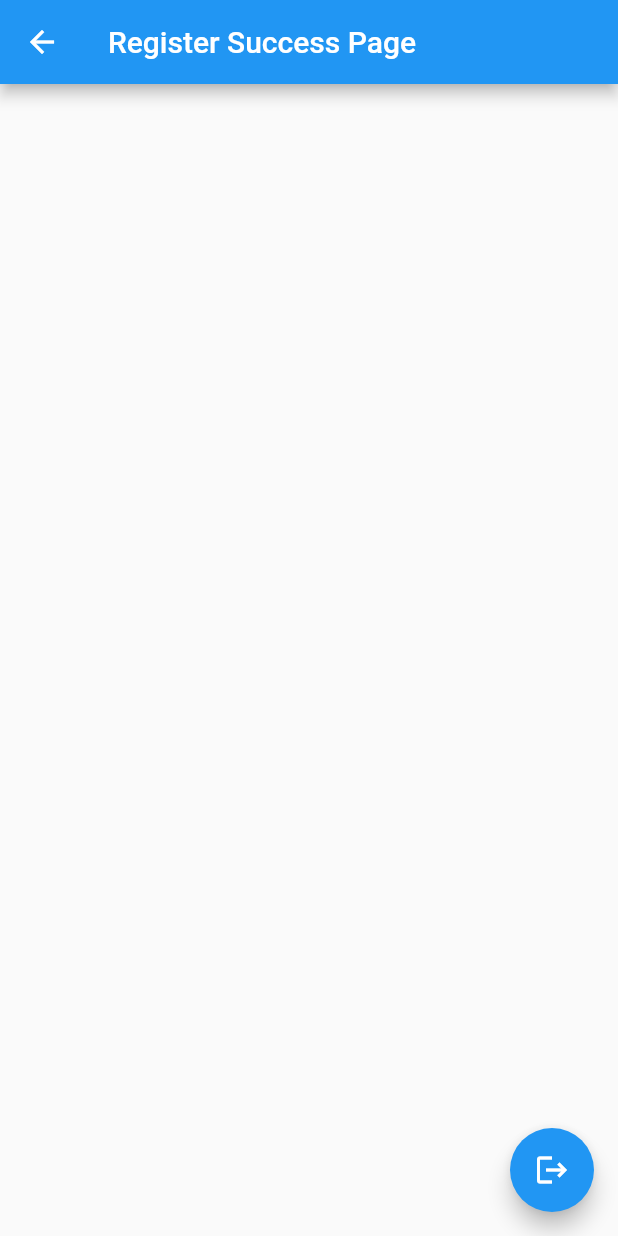
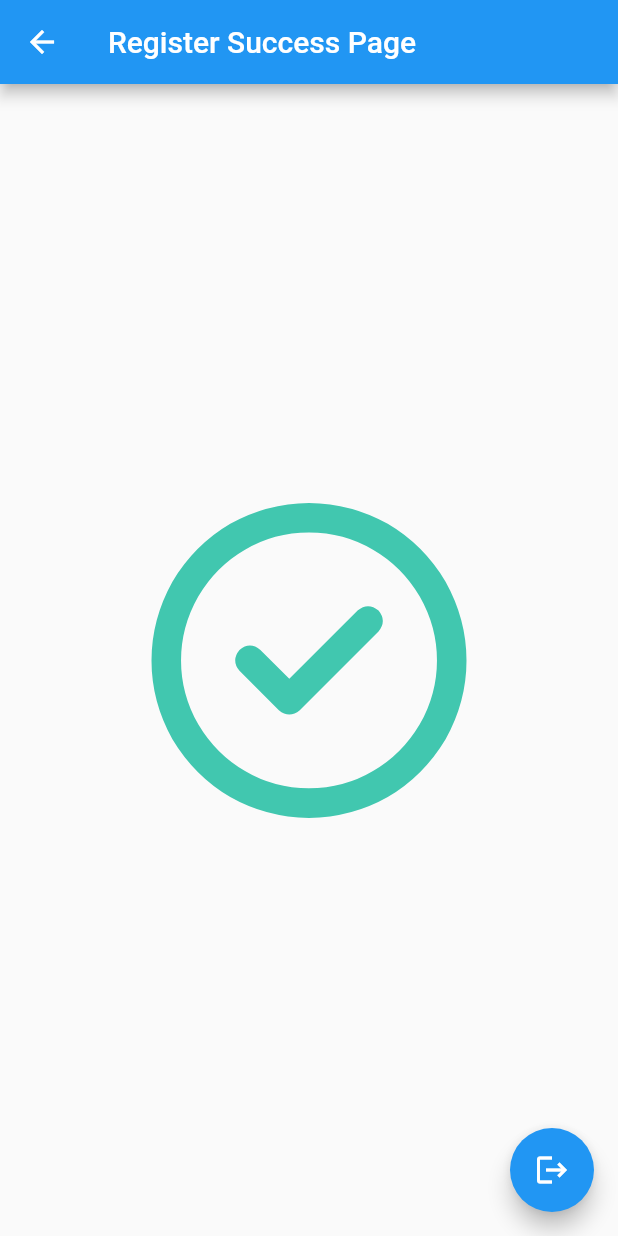
Before and after one commit to AINutritionProject/KinDeeUDee, a Flutter app: the RegisterSuccesPage screen opened directly, on a phone screen of 412 x 824 dp. Run offline on Flutter 3.47's test engine with Material 2 defaults, Android fonts, the phone set to English and light mode, and no system bars; our stand-ins replace camera, cloud_firestore, dotted_border, firebase_auth, firebase_core, font_awesome_flutter and 2 more; accounts and stored records are empty.

Commit message:
full page register

```diff
--- a/lib/pages/register_success.dart
+++ b/lib/pages/register_success.dart
@@ -1,5 +1,6 @@
 import 'package:flutter/material.dart';
 import 'package:appfood2/auth.dart';
+import 'package:font_awesome_flutter/font_awesome_flutter.dart';
 
 class RegisterSuccesPage extends StatelessWidget {
   const RegisterSuccesPage({super.key});
@@ -8,6 +9,14 @@ class RegisterSuccesPage extends StatelessWidget {
   Widget build(BuildContext context) {
     return Scaffold(
       appBar: AppBar(title: const Text("Register Success Page")),
+      body: Align(
+          alignment: Alignment.center,
+          child: FaIcon(
+            FontAwesomeIcons.circleCheck,
+
+            color: Color.fromRGBO(65, 199, 175, 1),
+            size: 210,
+          )),
       floatingActionButton: FloatingActionButton(
         onPressed: () async {
           Auth().signOut();
```
